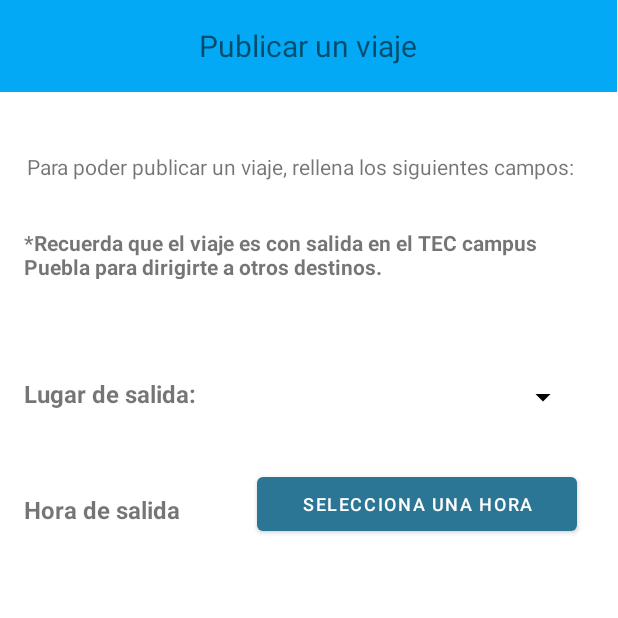
After one commit to Salchiis/Carpooling, an Android app: the publicar_viaje screen opened directly, with no data from a screen before it, on a phone screen of 412 x 824 dp, the top half of it. The commit adds this screen. Run offline under Robolectric (Android 15) with nearby library versions, the phone set to English and light mode, and no system bars.

Commit message:
-Viaje tec-destino

```diff
--- a/app/src/main/AndroidManifest.xml
+++ b/app/src/main/AndroidManifest.xml
@@ -13,6 +13,13 @@
         android:supportsRtl="true"
         android:theme="@style/Theme.Carpooling"
         tools:targetApi="31">
+        <activity
+            android:name=".publicar_viaje"
+            android:exported="false">
+            <meta-data
+                android:name="android.app.lib_name"
+                android:value="" />
+        </activity>
         <activity
             android:name=".ForgetPassword"
             android:exported="false" />
--- /dev/null
+++ b/app/src/main/java/com/example/carpooling/publicar_viaje.java
@@ -0,0 +1,14 @@
+package com.example.carpooling;
+
+import androidx.appcompat.app.AppCompatActivity;
+
+import android.os.Bundle;
+
+public class publicar_viaje extends AppCompatActivity {
+
+    @Override
+    protected void onCreate(Bundle savedInstanceState) {
+        super.onCreate(savedInstanceState);
+        setContentView(R.layout.activity_publicar_viaje);
+    }
+}
--- /dev/null
+++ b/app/src/main/res/layout/activity_publicar_viaje.xml
@@ -0,0 +1,105 @@
+<?xml version="1.0" encoding="utf-8"?>
+<androidx.constraintlayout.widget.ConstraintLayout xmlns:android="http://schemas.android.com/apk/res/android"
+    xmlns:app="http://schemas.android.com/apk/res-auto"
+    xmlns:tools="http://schemas.android.com/tools"
+    android:layout_width="match_parent"
+    android:layout_height="match_parent"
+    tools:context=".publicar_viaje">
+
+    <TextView
+        android:id="@+id/textView21"
+        android:layout_width="411dp"
+        android:layout_height="61dp"
+        android:background="#03A9F4"
+        android:gravity="center"
+        android:text="@string/publicar_un_viaje"
+        android:textSize="20sp"
+        app:layout_constraintBottom_toBottomOf="parent"
+        app:layout_constraintEnd_toEndOf="parent"
+        app:layout_constraintHorizontal_bias="0.0"
+        app:layout_constraintStart_toStartOf="parent"
+        app:layout_constraintTop_toTopOf="parent"
+        app:layout_constraintVertical_bias="0.0" />
+
+    <TextView
+        android:id="@+id/textView33"
+        android:layout_width="wrap_content"
+        android:layout_height="wrap_content"
+        android:text="@string/para_poder_publicar_un_viaje_rellena_los_siguientes_campos"
+        app:layout_constraintBottom_toBottomOf="parent"
+        app:layout_constraintEnd_toEndOf="parent"
+        app:layout_constraintHorizontal_bias="0.38"
+        app:layout_constraintStart_toStartOf="parent"
+        app:layout_constraintTop_toTopOf="parent"
+        app:layout_constraintVertical_bias="0.126" />
+
+    <TextView
+        android:id="@+id/textView40"
+        android:layout_width="134dp"
+        android:layout_height="23dp"
+        android:text="@string/lugar_de_salida"
+        android:textSize="16sp"
+        android:textStyle="bold"
+        app:layout_constraintBottom_toBottomOf="parent"
+        app:layout_constraintEnd_toEndOf="parent"
+        app:layout_constraintHorizontal_bias="0.057"
+        app:layout_constraintStart_toStartOf="parent"
+        app:layout_constraintTop_toTopOf="parent"
+        app:layout_constraintVertical_bias="0.314" />
+
+    <Spinner
+        android:id="@+id/tecSalida"
+        android:layout_width="213dp"
+        android:layout_height="52dp"
+        android:backgroundTint="#000000"
+        android:dropDownSelector="@drawable/ic_baseline_home_24"
+        app:layout_constraintBottom_toBottomOf="parent"
+        app:layout_constraintEnd_toEndOf="parent"
+        app:layout_constraintHorizontal_bias="0.868"
+        app:layout_constraintStart_toStartOf="parent"
+        app:layout_constraintTop_toTopOf="parent"
+        app:layout_constraintVertical_bias="0.309" />
+
+    <TextView
+        android:id="@+id/textView41"
+        android:layout_width="369dp"
+        android:layout_height="34dp"
+        android:text="@string/recuerda_que_el_viaje_es_con_salida_en_el_tec_campus_puebla_para_dirigirte_a_otros_destinos"
+        android:textStyle="bold"
+        app:layout_constraintBottom_toBottomOf="parent"
+        app:layout_constraintEnd_toEndOf="parent"
+        app:layout_constraintHorizontal_bias="0.38"
+        app:layout_constraintStart_toStartOf="parent"
+        app:layout_constraintTop_toTopOf="parent"
+        app:layout_constraintVertical_bias="0.192" />
+
+    <TextView
+        android:id="@+id/hora_Salida"
+        android:layout_width="130dp"
+        android:layout_height="26dp"
+        android:text="@string/hora_de_salida"
+        android:textSize="16sp"
+        android:textStyle="bold"
+        app:layout_constraintBottom_toBottomOf="parent"
+        app:layout_constraintEnd_toEndOf="parent"
+        app:layout_constraintHorizontal_bias="0.056"
+        app:layout_constraintStart_toStartOf="parent"
+        app:layout_constraintTop_toTopOf="parent"
+        app:layout_constraintVertical_bias="0.412" />
+
+    <Button
+        android:id="@+id/button6"
+
+        android:layout_width="213dp"
+        android:layout_height="48dp"
+        android:text="@string/selecciona_una_hora"
+        android:textColorHighlight="#FAF4F4"
+        android:textSize="12sp"
+        app:layout_constraintBottom_toBottomOf="parent"
+        app:layout_constraintEnd_toEndOf="parent"
+        app:layout_constraintHorizontal_bias="0.861"
+        app:layout_constraintStart_toStartOf="parent"
+        app:layout_constraintTop_toTopOf="parent"
+        app:layout_constraintVertical_bias="0.402" />
+
+</androidx.constraintlayout.widget.ConstraintLayout>
--- a/app/src/main/res/values/strings.xml
+++ b/app/src/main/res/values/strings.xml
@@ -12,5 +12,13 @@
     <string name="invalid_username">Not a valid username</string>
     <string name="invalid_password">Password must be >5 characters</string>
     <string name="login_failed">"Login failed"</string>
+    <string name="publicar_un_viaje">Publicar un viaje</string>
+    <string name="para_poder_publicar_un_viaje_rellena_los_siguientes_campos">Para poder publicar un viaje, rellena los siguientes campos:</string>
+    <string name="lugar_de_salida">Lugar de salida:</string>
+    <string name="recuerda_que_el_viaje_es_con_salida_en_el_tec_campus_puebla_para_dirigirte_a_otros_destinos">*Recuerda que el viaje es con salida en el TEC campus Puebla para dirigirte a otros destinos.</string>
+    <string name="textview">TextView</string>
+    <string name="hora_de_salida">Hora de salida</string>
+    <string name="selecciona_una_hora">Selecciona una hora</string>
+
 
 </resources>
```
